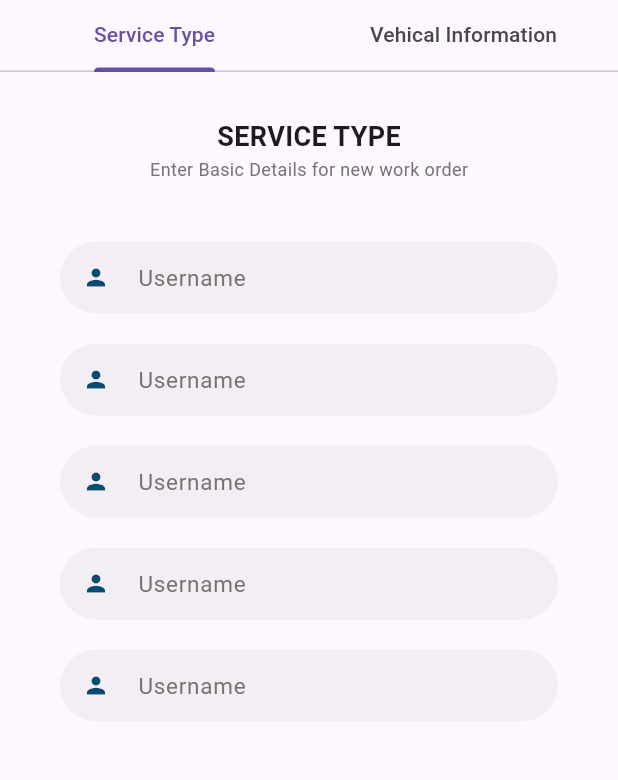
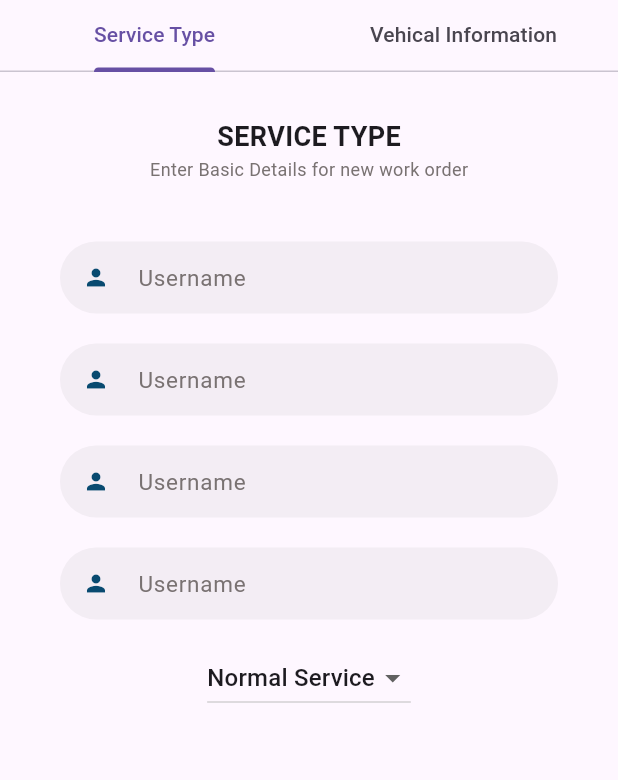
Before and after one commit to HashiniDivyanjanee/Vehicle_Service_App, a Flutter app: the JobDetails screen opened by its route, on a phone screen of 412 x 824 dp, the part 84-864 px from its top. Run offline on Flutter 3.47's test engine with Material 3 defaults, Android fonts, the phone set to English and light mode, and no system bars; our stand-ins replace go_router.

Commit message:
Coded Drop Down Menu

```diff
--- /dev/null
+++ b/lib/src/core/widgets/drop_down_menu_widget.dart
@@ -0,0 +1,38 @@
+import 'package:flutter/material.dart';
+
+class DropDownMenuWidget extends StatefulWidget {
+  const DropDownMenuWidget({super.key});
+
+  @override
+  State<DropDownMenuWidget> createState() => _DropDownMenuWidgetState();
+}
+
+class _DropDownMenuWidgetState extends State<DropDownMenuWidget> {
+  late String selectedItem = 'Normal Service';
+
+  final List<String> dropDownItems = [
+    'Normal Service',
+    'Full Service',
+    'Body Wash'
+  ];
+
+  @override
+  Widget build(BuildContext context) {
+    return Container(
+      child: DropdownButton(
+        value: selectedItem,
+        items: dropDownItems.map((String item) {
+          return DropdownMenuItem<String>(
+            value: item,
+            child: Text(item),
+          );
+        }).toList(),
+        onChanged: (String? value) {
+          setState(() {
+            selectedItem = value!;
+          });
+        },
+      ),
+    );
+  }
+}
--- a/lib/src/ui/tabs/service_type.dart
+++ b/lib/src/ui/tabs/service_type.dart
@@ -1,5 +1,6 @@
 import 'package:flutter/material.dart';
 import 'package:vehicle_service_app/src/constant/themes.dart';
+import 'package:vehicle_service_app/src/core/widgets/drop_down_menu_widget.dart';
 import 'package:vehicle_service_app/src/core/widgets/text_form_field.dart';
 
 class ServiceType extends StatelessWidget {
@@ -77,18 +78,8 @@ class ServiceType extends StatelessWidget {
             textCapitalization: TextCapitalization.words,
             obscureText: false,
           ),
-           SizedBox(
-            height: 5,
-          ),
-          TextFormFieldComponent(
-            controller: nameController,
-            lableText: "Username",
-            prefixIcon: Icons.person,
-            inputType: TextInputType.name,
-            textCapitalization: TextCapitalization.words,
-            obscureText: false,
-          ),
 
+         DropDownMenuWidget()
         ],
       ),
     ));
```
